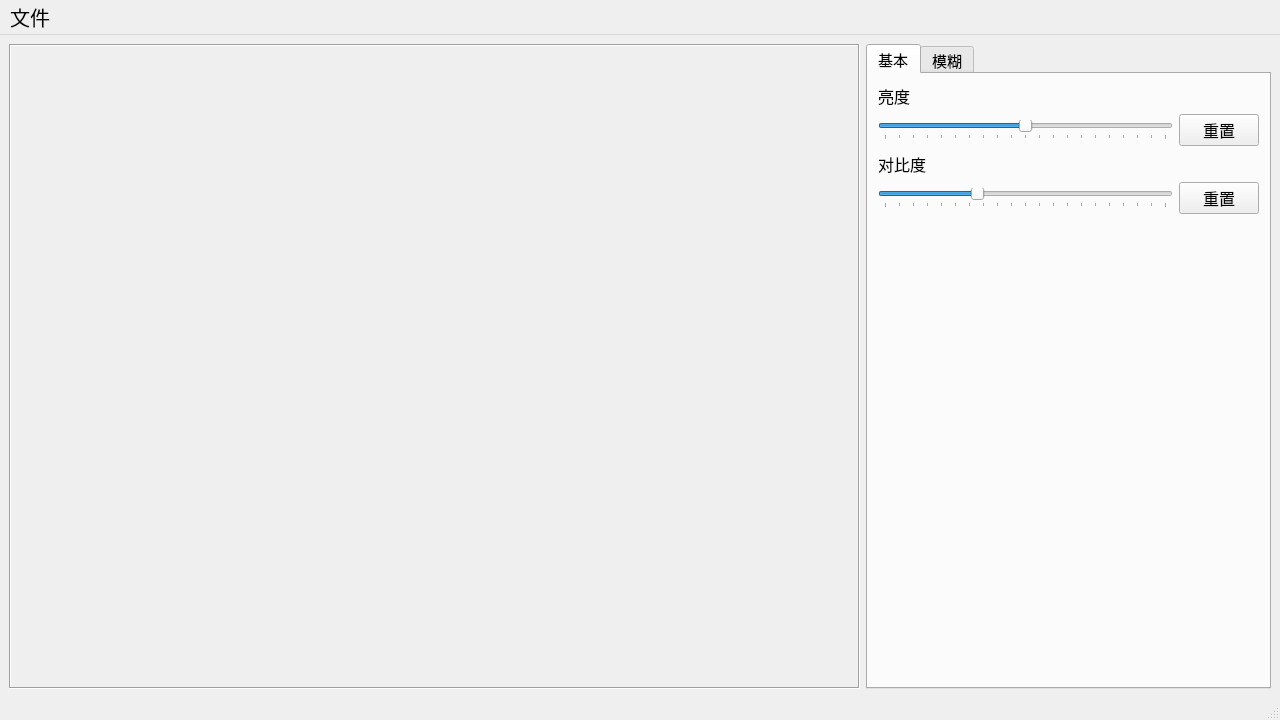
Old version of the form mainwindow.ui in the repository 43hk/QuickEnhance.
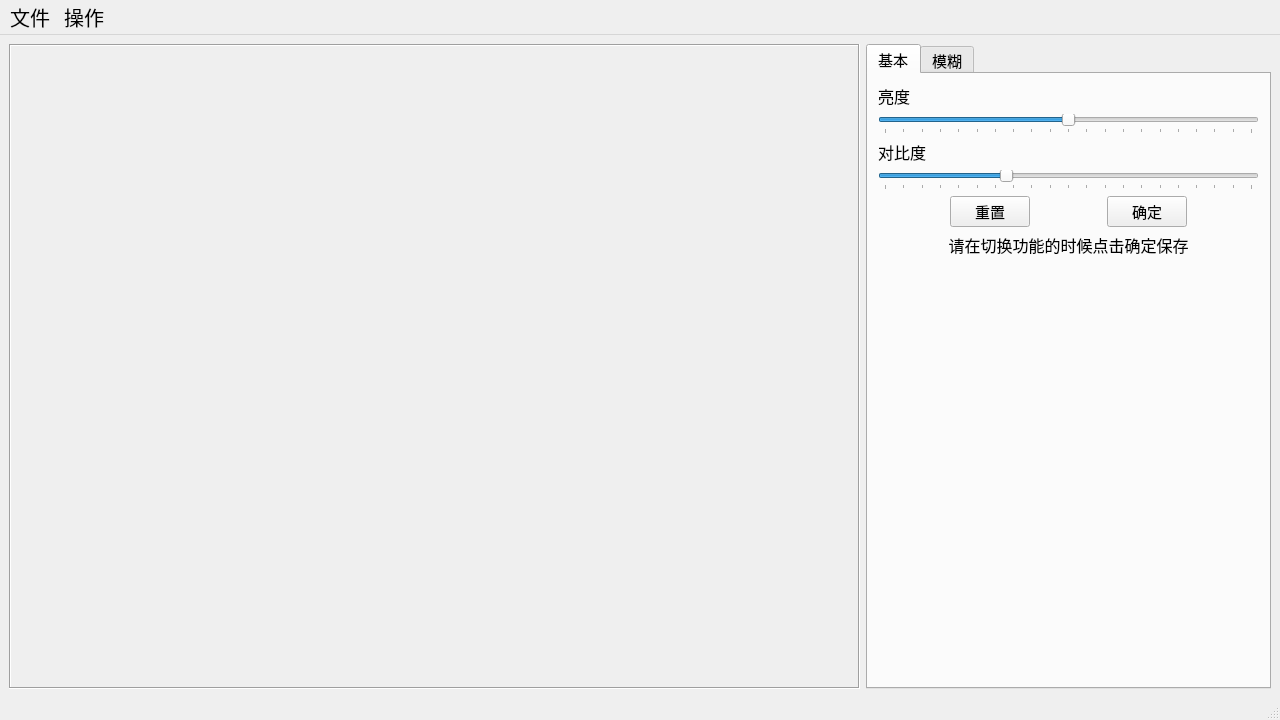
New version of the form.

```diff
--- a/mainwindow.ui
+++ b/mainwindow.ui
@@ -104,8 +104,6 @@
           </widget>
          </item>
          <item>
-          <layout class="QHBoxLayout" name="horizontalLayout_2">
-           <item>
             <widget class="QSlider" name="brightnessSlider">
              <property name="minimum">
               <number>-50</number>
@@ -131,20 +129,6 @@
             </widget>
            </item>
            <item>
-            <widget class="QPushButton" name="brightnessResetButton">
-             <property name="font">
-              <font>
-               <pointsize>12</pointsize>
-              </font>
-             </property>
-             <property name="text">
-              <string>重置</string>
-             </property>
-            </widget>
-           </item>
-          </layout>
-         </item>
-         <item>
           <widget class="QLabel" name="contrastText">
            <property name="font">
             <font>
@@ -157,8 +141,6 @@
           </widget>
          </item>
          <item>
-          <layout class="QHBoxLayout" name="horizontalLayout">
-           <item>
             <widget class="QSlider" name="contrastSlider">
              <property name="maximum">
               <number>100</number>
@@ -178,18 +160,76 @@
             </widget>
            </item>
            <item>
-            <widget class="QPushButton" name="contrastResetButton">
+          <layout class="QHBoxLayout" name="horizontalLayout_4">
+           <item>
+            <spacer name="horizontalSpacer_4">
+             <property name="orientation">
+              <enum>Qt::Orientation::Horizontal</enum>
+             </property>
+             <property name="sizeHint" stdset="0">
+              <size>
+               <width>40</width>
+               <height>20</height>
+              </size>
+             </property>
+            </spacer>
+           </item>
+           <item>
+            <widget class="QPushButton" name="basicResetButton">
+             <property name="text">
+              <string>重置</string>
+             </property>
+            </widget>
+           </item>
+           <item>
+            <spacer name="horizontalSpacer_5">
+             <property name="orientation">
+              <enum>Qt::Orientation::Horizontal</enum>
+             </property>
+             <property name="sizeHint" stdset="0">
+              <size>
+               <width>40</width>
+               <height>20</height>
+              </size>
+             </property>
+            </spacer>
+           </item>
+           <item>
+            <widget class="QPushButton" name="basicConfirmButton">
+             <property name="text">
+              <string>确定</string>
+             </property>
+            </widget>
+           </item>
+           <item>
+            <spacer name="horizontalSpacer_6">
+             <property name="orientation">
+              <enum>Qt::Orientation::Horizontal</enum>
+             </property>
+             <property name="sizeHint" stdset="0">
+              <size>
+               <width>40</width>
+               <height>20</height>
+              </size>
+             </property>
+            </spacer>
+           </item>
+          </layout>
+         </item>
+         <item>
+          <widget class="QLabel" name="label">
              <property name="font">
               <font>
                <pointsize>12</pointsize>
               </font>
              </property>
              <property name="text">
-              <string>重置</string>
-             </property>
-            </widget>
-           </item>
-          </layout>
+            <string>请在切换功能的时候点击确定保存</string>
+           </property>
+           <property name="alignment">
+            <set>Qt::AlignmentFlag::AlignCenter</set>
+           </property>
+          </widget>
          </item>
          <item>
           <spacer name="verticalSpacer">
@@ -341,7 +381,7 @@
      <pointsize>15</pointsize>
     </font>
    </property>
-   <widget class="QMenu" name="menuQuickEnhance">
+   <widget class="QMenu" name="file">
     <property name="font">
      <font>
       <pointsize>12</pointsize>
@@ -353,7 +393,19 @@
     <addaction name="actionload"/>
     <addaction name="actionsave"/>
    </widget>
-   <addaction name="menuQuickEnhance"/>
+   <widget class="QMenu" name="operation">
+    <property name="font">
+     <font>
+      <pointsize>12</pointsize>
+     </font>
+    </property>
+    <property name="title">
+     <string>操作</string>
+    </property>
+    <addaction name="actionReset"/>
+   </widget>
+   <addaction name="file"/>
+   <addaction name="operation"/>
   </widget>
   <widget class="QStatusBar" name="statusbar"/>
   <action name="actionload">
```
Left out of the diff: 90 changed lines with no effect on the pictures. Lines whose indentation alone changed are shown as unchanged.
